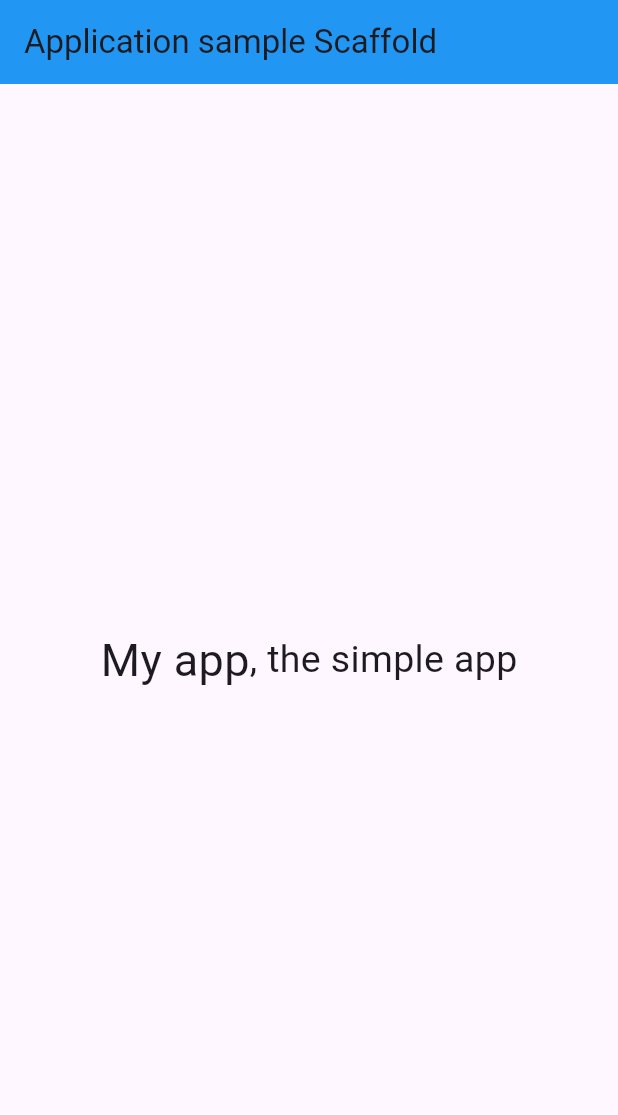
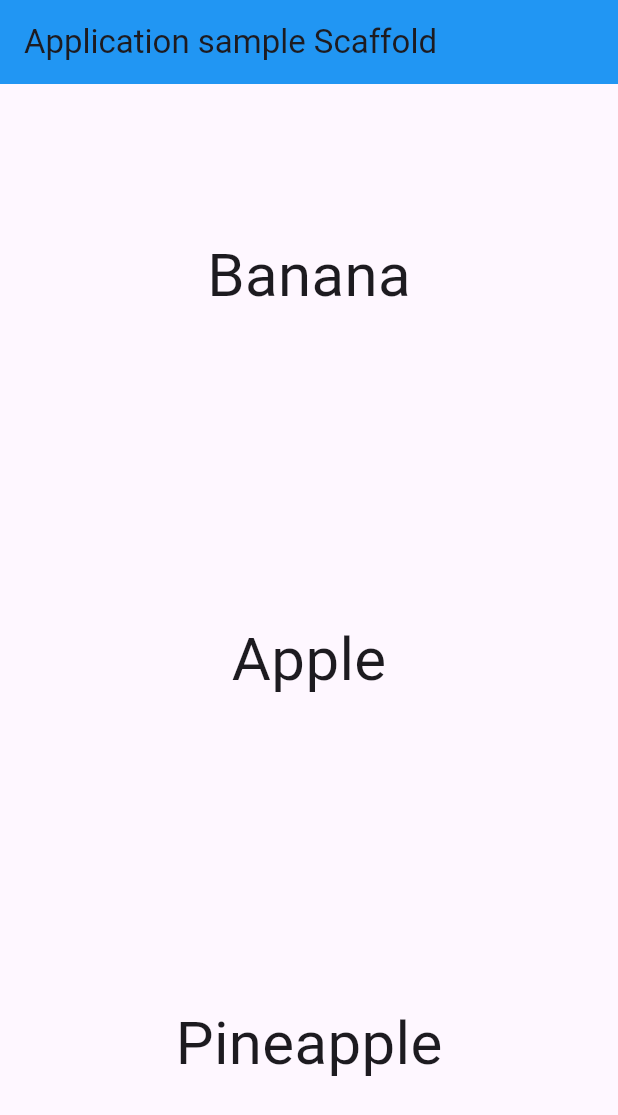
Before and after one commit to jonatttan/LearningFlutter, a Flutter app: the screen it shows after launch, on a phone screen of 412 x 824 dp. Shown: the top 1115 px of the screen. Run offline on Flutter 3.47's test engine with Material 3 defaults, Android fonts, the phone set to English and light mode, and no system bars.

Commit message:
Lesson 3 - Replaces row to column and apply MainAxisAlignment.spaceAround

```diff
--- a/flutterProject/devel/flutter_layout_scaffold/lib/main.dart
+++ b/flutterProject/devel/flutter_layout_scaffold/lib/main.dart
@@ -20,19 +20,25 @@ class _MyAppState extends State<MyApp> {
           title: Text('Application sample Scaffold'),
           backgroundColor: Colors.blue,
         ),
-        body: Row(
-          mainAxisAlignment: MainAxisAlignment.center,
+        body: Column(
+          mainAxisAlignment: MainAxisAlignment.spaceAround,
           children: [
             Center(
               child: Text(
-                'My app',
-                style: TextStyle(fontSize: 30),
+                'Banana',
+                style: TextStyle(fontSize: 40),
               ),
             ),
             Center(
               child: Text(
-                ', the simple app',
-                style: TextStyle(fontSize: 25),
+                'Apple',
+                style: TextStyle(fontSize: 40),
+              ),
+            ),
+            Center(
+              child: Text(
+                'Pineapple',
+                style: TextStyle(fontSize: 40),
               ),
             ),
           ],
```
